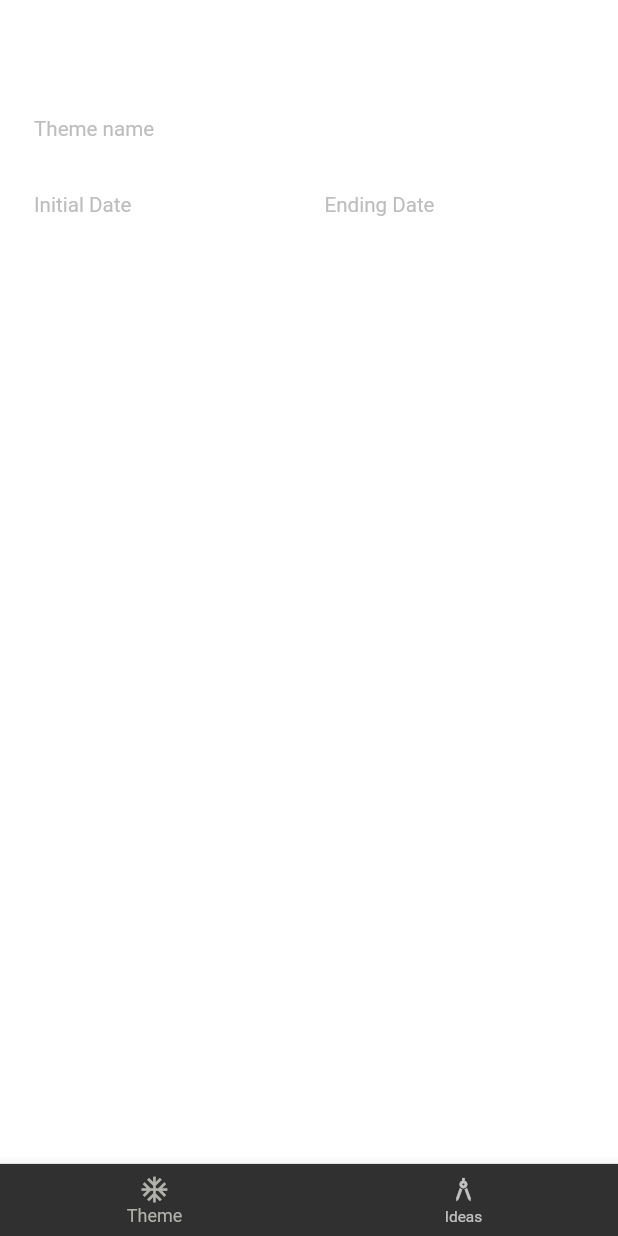
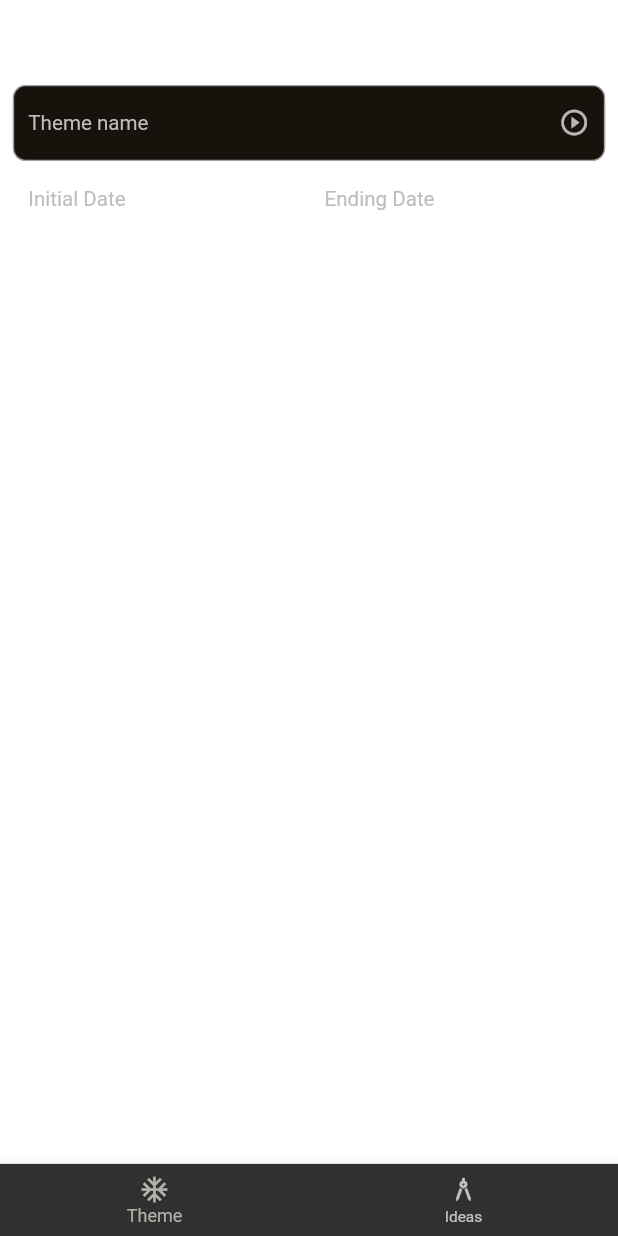
Before and after one commit to david-cenzual/productive_journal, a Flutter app: the NewThemePage screen opened by its route, on a phone screen of 412 x 824 dp. Run offline on Flutter 3.47's test engine with Material 2 defaults, Android fonts, the phone set to English and light mode, and no system bars; our stand-ins replace beamer, bloc, equatable, flex_color_scheme, flutter_bloc, flutter_hooks and 5 more; generated files the repository leaves out were written again.

Commit message:
feature(center_view): Created Widget to center pages content, changed implementation of colors to work around this new Widget

```diff
--- a/lib/app/view/pages/new_theme/new_theme_page.dart
+++ b/lib/app/view/pages/new_theme/new_theme_page.dart
@@ -1,7 +1,7 @@
 import 'package:flutter/material.dart';
 import 'package:flutter_hooks/flutter_hooks.dart';
 import 'package:productivejournal/app/view/pages/new_theme/widgets/theme_form.dart';
-import 'package:responsive_builder/responsive_builder.dart';
+import 'package:productivejournal/app/view/widgets/center_view.dart';
 
 class NewThemePage extends HookWidget {
   const NewThemePage({Key? key}) : super(key: key);
@@ -13,18 +13,13 @@ class NewThemePage extends HookWidget {
         title: const Text('Theme'),
         centerTitle: true,
       ),
-      body: ResponsiveBuilder(
-        builder: (context, size) {
-          return SingleChildScrollView(
-            child: Form(
-              key: const Key('form_key'),
-              child: Padding(
-                padding: EdgeInsets.all(size.screenSize.width * .03),
-                child: const ThemeForm(),
-              ),
-            ),
-          );
-        },
+      body: const CenteredView(
+        widget: SingleChildScrollView(
+          child: Form(
+            key: Key('form_key'),
+            child: ThemeForm(),
+          ),
+        ),
       ),
       bottomNavigationBar: BottomNavigationBar(
         items: const <BottomNavigationBarItem>[
--- a/lib/app/view/pages/new_theme/widgets/theme_form_desciption_form_field.dart
+++ b/lib/app/view/pages/new_theme/widgets/theme_form_desciption_form_field.dart
@@ -20,6 +20,8 @@ class ThemeDescriptionFormField extends HookWidget {
 
     return TextFormField(
       decoration: InputDecoration(
+        filled: true,
+        fillColor: Theme.of(context).colorScheme.background,
         border: OutlineInputBorder(
           borderRadius: state.status == NewThemeStatus.themeDescriptionActive ||
                   state.status == NewThemeStatus.themeDescriptionLoading ||
--- a/lib/app/view/pages/new_theme/widgets/theme_form_name_field.dart
+++ b/lib/app/view/pages/new_theme/widgets/theme_form_name_field.dart
@@ -17,15 +17,18 @@ class ThemeNameFormField extends HookWidget {
     final nameController = useTextEditingController(
       text: BlocProvider.of<NewThemeBloc>(context).state.sprint.name,
     );
+
+    final isLoading = state.status == NewThemeStatus.initial ||
+        state.status == NewThemeStatus.themeNameLoading ||
+        state.status == NewThemeStatus.themeNameError;
+
     return TextFormField(
       decoration: InputDecoration(
+        filled: true,
+        fillColor: Theme.of(context).colorScheme.background,
         border: OutlineInputBorder(
-          borderRadius: state.status == NewThemeStatus.initial ||
-                  state.status == NewThemeStatus.themeNameLoading ||
-                  state.status == NewThemeStatus.themeNameError
-              ? const BorderRadius.all(
-                  Radius.circular(10),
-                )
+          borderRadius: isLoading
+              ? const BorderRadius.all(Radius.circular(10))
               : const BorderRadius.only(
                   topRight: Radius.circular(10),
                   topLeft: Radius.circular(10),
@@ -34,22 +37,19 @@ class ThemeNameFormField extends HookWidget {
         suffixIcon: state.status == NewThemeStatus.themeNameLoading
             ? const LoadingWidget()
             : GestureDetector(
-                onTap: () => context.read<NewThemeBloc>().add(
-                      NewThemeNameSubmit(
-                        name: state.sprint.name,
-                      ),
-                    ),
-                child: const Icon(
-                  Icons.play_circle_outline_sharp,
-                ),
+                onTap: () => context
+                    .read<NewThemeBloc>()
+                    .add(NewThemeNameSubmit(name: state.sprint.name)),
+                child: const Icon(Icons.play_circle_outline_sharp),
               ),
         hintText: 'Theme name',
         hintStyle: TextStyle(
           color: Colors.grey.shade400,
         ),
       ),
-      onChanged: (_) =>
-          context.read<NewThemeBloc>().add(NewThemeNameChanged(name: _)),
+      onChanged: (currentName) => context
+          .read<NewThemeBloc>()
+          .add(NewThemeNameChanged(name: currentName)),
       controller: nameController,
     );
   }
--- a/lib/app/view/pages/whiteboard/whiteboard_page.dart
+++ b/lib/app/view/pages/whiteboard/whiteboard_page.dart
@@ -5,6 +5,6 @@ class WhiteBoardPage extends StatelessWidget {
 
   @override
   Widget build(BuildContext context) {
-    return Container();
+    return const SizedBox();
   }
 }
--- /dev/null
+++ b/lib/app/view/widgets/center_view.dart
@@ -0,0 +1,33 @@
+import 'package:flutter/material.dart';
+import 'package:flutter_hooks/flutter_hooks.dart';
+import 'package:responsive_builder/responsive_builder.dart';
+
+class CenteredView extends HookWidget {
+  const CenteredView({this.widget, Key? key}) : super(key: key);
+
+  final Widget? widget;
+
+  @override
+  Widget build(BuildContext context) {
+    final background = Theme.of(context).colorScheme.surface;
+
+    return ResponsiveBuilder(
+      builder: (context, size) {
+        return Container(
+          height: double.infinity,
+          color: background,
+          child: Padding(
+            padding: const EdgeInsets.all(10),
+            child: Container(
+              decoration: BoxDecoration(
+                borderRadius: const BorderRadius.all(Radius.circular(10)),
+                color: background,
+              ),
+              child: widget,
+            ),
+          ),
+        );
+      },
+    );
+  }
+}
--- a/lib/l10n/arb/app_en.arb
+++ b/lib/l10n/arb/app_en.arb
@@ -1,7 +1,8 @@
 {
-    "@@locale": "en",
-    "counterAppBarTitle": "Counter",
-    "@counterAppBarTitle": {
-        "description": "Text shown in the AppBar of the Counter Page"
-    }
+  "@@locale": "en",
+  "@counterAppBarTitle": {
+    "description": "Text shown in the AppBar of the Counter Page"
+  },
+  "counterAppBarTitle": "Counter",
+  "currentSprint": "Current Sprint"
 }
--- a/lib/l10n/arb/app_es.arb
+++ b/lib/l10n/arb/app_es.arb
@@ -1,7 +1,8 @@
 {
-    "@@locale": "es",
-    "counterAppBarTitle": "Contador",
-    "@counterAppBarTitle": {
-        "description": "Texto mostrado en la AppBar de la página del contador"
-    }
+  "@@locale": "es",
+  "@counterAppBarTitle": {
+    "description": "Texto mostrado en la AppBar de la página del contador"
+  },
+  "counterAppBarTitle": "Contador",
+  "currentSprint": "Sprint Actual"
 }
```
